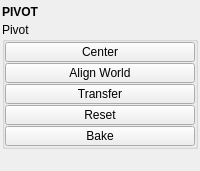
Above: tentacle/ui/pivot.ui from m3trik/tentacle before the change. Below: the same form after it.
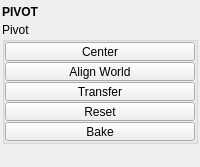
That is the form after the change. Custom widgets are drawn as their Qt base class.

Patch:
```diff
--- a/tentacle/ui/pivot.ui
+++ b/tentacle/ui/pivot.ui
@@ -101,13 +101,13 @@
            <property name="minimumSize">
             <size>
              <width>0</width>
-             <height>20</height>
+             <height>19</height>
             </size>
            </property>
            <property name="maximumSize">
             <size>
              <width>16777215</width>
-             <height>20</height>
+             <height>19</height>
             </size>
            </property>
            <property name="toolTip">
@@ -132,13 +132,13 @@
            <property name="minimumSize">
             <size>
              <width>0</width>
-             <height>20</height>
+             <height>19</height>
             </size>
            </property>
            <property name="maximumSize">
             <size>
              <width>16777215</width>
-             <height>20</height>
+             <height>19</height>
             </size>
            </property>
            <property name="toolTip">
@@ -163,13 +163,13 @@
            <property name="minimumSize">
             <size>
              <width>0</width>
-             <height>20</height>
+             <height>19</height>
             </size>
            </property>
            <property name="maximumSize">
             <size>
              <width>16777215</width>
-             <height>20</height>
+             <height>19</height>
             </size>
            </property>
            <property name="toolTip">
@@ -194,13 +194,13 @@
            <property name="minimumSize">
             <size>
              <width>0</width>
-             <height>20</height>
+             <height>19</height>
             </size>
            </property>
            <property name="maximumSize">
             <size>
              <width>16777215</width>
-             <height>20</height>
+             <height>19</height>
             </size>
            </property>
            <property name="toolTip">
@@ -225,13 +225,13 @@
            <property name="minimumSize">
             <size>
              <width>0</width>
-             <height>20</height>
+             <height>19</height>
             </size>
            </property>
            <property name="maximumSize">
             <size>
              <width>16777215</width>
-             <height>20</height>
+             <height>19</height>
             </size>
            </property>
            <property name="toolTip">
```
